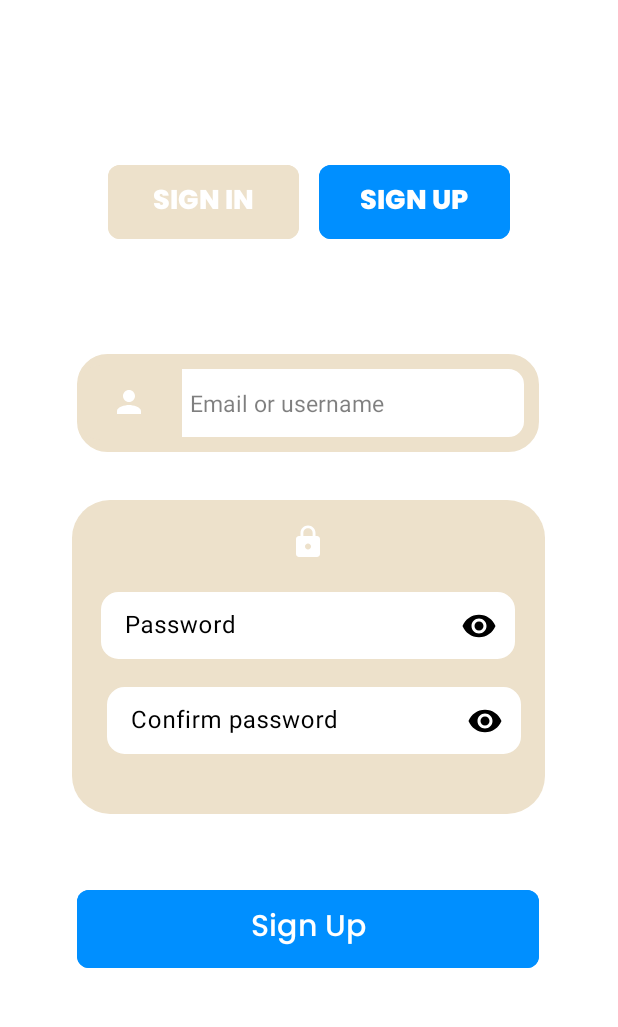
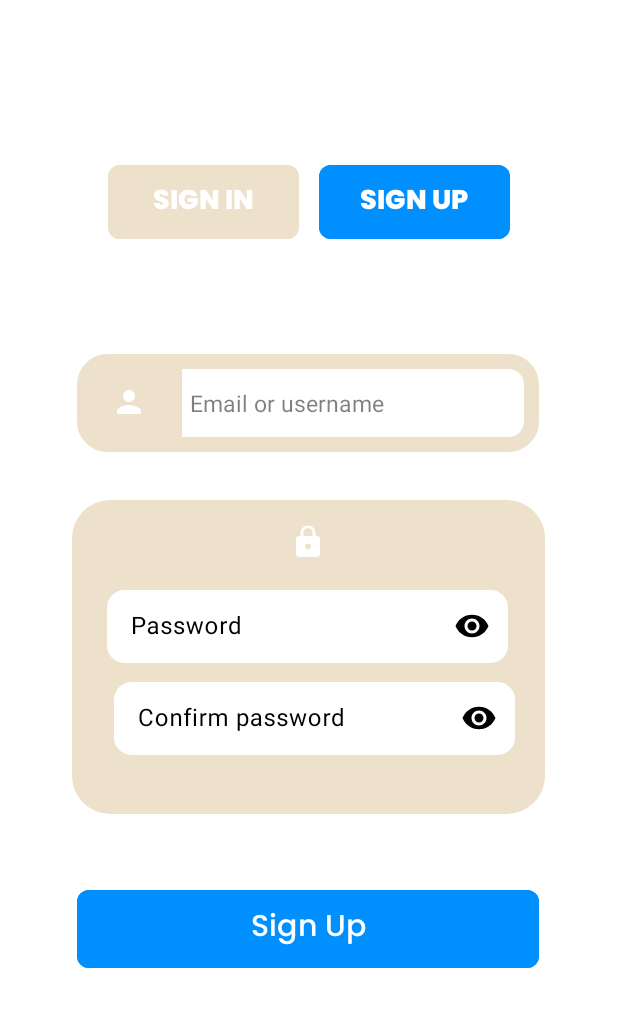
Before and after one commit to paulPortos/Taking_Notes, an Android app: the SignupActivity screen opened directly, with no data from a screen before it, on a phone screen of 412 x 824 dp, the part 149-1176 px from its top. Run offline under Robolectric (Android 15) with nearby library versions, the phone set to English and light mode, and no system bars.

Commit message:
Fix the signup

```diff
--- a/app/src/main/res/layout/activity_signup.xml
+++ b/app/src/main/res/layout/activity_signup.xml
@@ -127,8 +127,8 @@
 
             <com.google.android.material.textfield.TextInputLayout
                 android:id="@+id/textInputLayout"
-                android:layout_width="276dp"
-                android:layout_height="50dp"
+                android:layout_width="267dp"
+                android:layout_height="54dp"
                 android:hint="@string/password_signup"
                 android:textColorHint="@color/black"
                 app:endIconMode="password_toggle"
@@ -142,7 +142,7 @@
 
                 <com.google.android.material.textfield.TextInputEditText
                     android:id="@+id/Password"
-                    android:layout_width="match_parent"
+                    android:layout_width="267dp"
                     android:layout_height="wrap_content"
                     android:background="@drawable/round"
                     android:backgroundTint="@color/white"
@@ -151,8 +151,8 @@
             </com.google.android.material.textfield.TextInputLayout>
 
             <com.google.android.material.textfield.TextInputLayout
-                android:layout_width="276dp"
-                android:layout_height="50dp"
+                android:layout_width="267dp"
+                android:layout_height="54dp"
                 android:hint="@string/confirm_password"
                 android:textColorHint="@color/black"
                 app:endIconMode="password_toggle"
@@ -166,7 +166,7 @@
 
                 <com.google.android.material.textfield.TextInputEditText
                     android:id="@+id/confirmedpasss"
-                    android:layout_width="match_parent"
+                    android:layout_width="267dp"
                     android:layout_height="wrap_content"
                     android:background="@drawable/round"
                     android:backgroundTint="@color/white"
```
